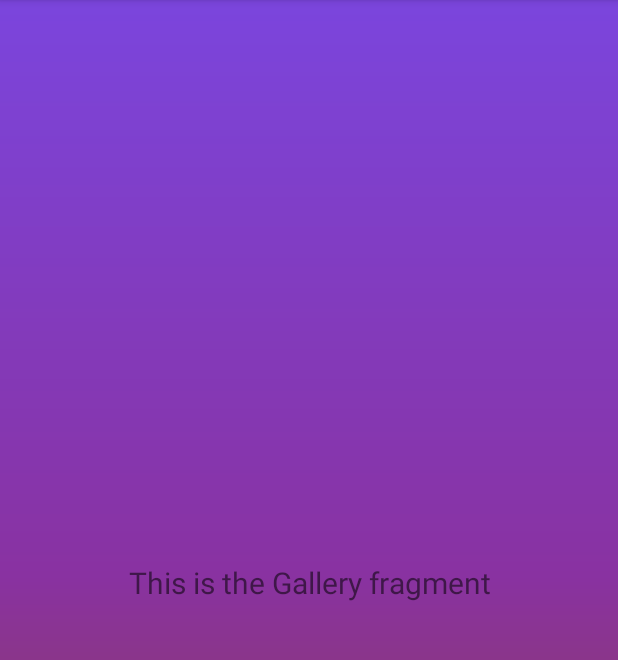
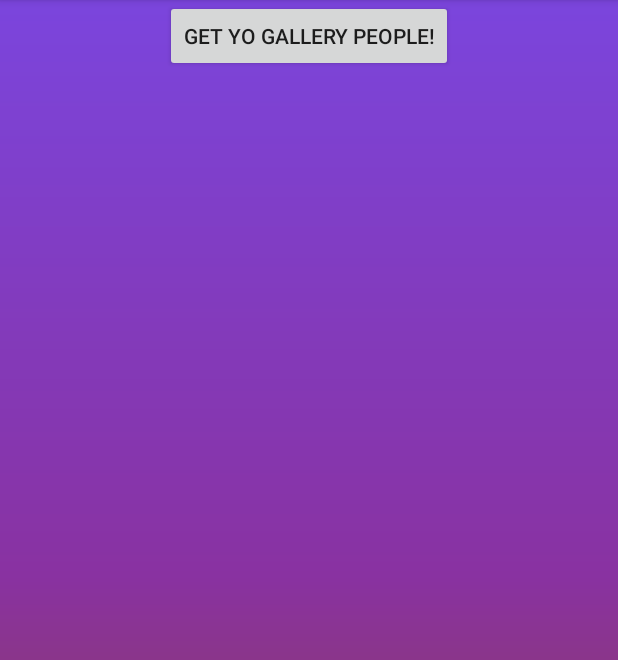
Before and after one commit to picme-gallery/picme-gallery, an Android app: the fragment GalleryFragment shown on its own in the app's theme, on a phone screen of 412 x 824 dp, the part 84-744 px from its top. Run offline under Robolectric (Android 15) with nearby library versions, the phone set to English and light mode, and no system bars; pictures from the network do not load.

Commit message:
Added an image view to show our gallery

```diff
--- a/app/src/main/AndroidManifest.xml
+++ b/app/src/main/AndroidManifest.xml
@@ -3,7 +3,6 @@
   package="edu.cnm.deepdive.picmegallery">
 
   <uses-permission android:name="android.permission.INTERNET"/>
-  <uses-permission android:name="android.permission.CAMERA"/>
   <uses-permission android:name="android.permission.WRITE_EXTERNAL_STORAGE"/>
 
 
--- a/app/src/main/java/edu/cnm/deepdive/picmegallery/controller/ui/gallery/GalleryFragment.java
+++ b/app/src/main/java/edu/cnm/deepdive/picmegallery/controller/ui/gallery/GalleryFragment.java
@@ -1,34 +1,96 @@
 package edu.cnm.deepdive.picmegallery.controller.ui.gallery;
 
+import static android.app.Activity.RESULT_OK;
+
+import android.Manifest;
+import android.content.Intent;
+import android.content.pm.PackageManager;
+import android.graphics.Bitmap;
+import android.net.Uri;
 import android.os.Bundle;
+import android.provider.MediaStore;
 import android.view.LayoutInflater;
 import android.view.View;
 import android.view.ViewGroup;
-import android.widget.TextView;
+import android.widget.ImageView;
 import androidx.annotation.NonNull;
 import androidx.annotation.Nullable;
+import androidx.core.app.ActivityCompat;
+import androidx.core.content.ContextCompat;
 import androidx.fragment.app.Fragment;
-import androidx.lifecycle.Observer;
-
 import androidx.lifecycle.ViewModelProvider;
 import edu.cnm.deepdive.picmegallery.R;
+import java.io.IOException;
+import java.util.Objects;
 
 public class GalleryFragment extends Fragment {
 
   private GalleryViewModel galleryViewModel;
+  ImageView mImageview;
 
+
+  @Nullable
+  @Override
   public View onCreateView(@NonNull LayoutInflater inflater,
-      ViewGroup container, Bundle savedInstanceState) {
-    galleryViewModel =
-        new ViewModelProvider(this).get(GalleryViewModel.class);
+      @Nullable ViewGroup container, @Nullable Bundle savedInstanceState) {
+    galleryViewModel = new ViewModelProvider(this).get(GalleryViewModel.class);
     View root = inflater.inflate(R.layout.fragment_gallery, container, false);
-    final TextView textView = root.findViewById(R.id.nav_gallery);
-    galleryViewModel.getText().observe(getViewLifecycleOwner(), new Observer<String>() {
+    mImageview = (ImageView) root.findViewById(R.id.image_view_gal);
+
+    root.findViewById(R.id.button_get_gal).setOnClickListener(new View.OnClickListener() {
       @Override
-      public void onChanged(@Nullable String s) {
-        textView.setText(s);
+      public void onClick(View view) {
+  Intent cameraIntent = new Intent(Intent.ACTION_PICK, MediaStore.Images.Media.EXTERNAL_CONTENT_URI);
+        int permissionCheck = ContextCompat.checkSelfPermission(
+            Objects.requireNonNull(getActivity()),
+            Manifest.permission.READ_EXTERNAL_STORAGE);
+
+        if (permissionCheck == PackageManager.PERMISSION_GRANTED) {
+          startGallery();
+        } else {
+          ActivityCompat.requestPermissions(getActivity(),
+              new String[]{Manifest.permission.READ_EXTERNAL_STORAGE},
+              2000);
+        }
       }
     });
+
+
     return root;
   }
+
+
+  private void startGallery() {
+    Intent cameraIntent = new Intent(Intent.ACTION_GET_CONTENT);
+    cameraIntent.setType("image/*");
+    if (cameraIntent.resolveActivity(getActivity().getPackageManager()) != null) {
+      startActivityForResult(cameraIntent, 1000);
+    }
+  }
+
+  @Override
+  public void onActivityResult(int requestCode, int resultCode, Intent data) {
+    //super method removed
+    if(resultCode == RESULT_OK) {
+      if(requestCode == 1000){
+        Uri returnUri = data.getData();
+        Bitmap bitmapImage = null;
+        try {
+          bitmapImage = MediaStore.Images.Media.getBitmap(getActivity().getContentResolver(), returnUri);
+        } catch (IOException e) {
+          e.printStackTrace();
+        }
+        mImageview.setImageBitmap(bitmapImage);
+      }
+    }
+    //Uri returnUri;
+    //returnUri = data.getData();
+
+//    Glide.with(this)
+//        .load(returnUri)
+//        .override(1280, 1280)
+//        .centerCrop()
+//        .crossFade()
+//        .into(mImageview);
+  }
 }
--- a/app/src/main/res/layout/fragment_gallery.xml
+++ b/app/src/main/res/layout/fragment_gallery.xml
@@ -8,17 +8,23 @@
   android:background="@drawable/background_fill"
   tools:context=".controller.ui.gallery.GalleryFragment">
 
-  <TextView
-    android:id="@+id/nav_gallery"
-    android:layout_width="match_parent"
+
+  <Button
+    android:id="@+id/button_get_gal"
+    android:layout_width="wrap_content"
     android:layout_height="wrap_content"
-    android:layout_marginTop="8dp"
-    android:layout_marginStart="8dp"
-    android:layout_marginEnd="8dp"
-    android:textAlignment="center"
-    android:textSize="20sp"
-    app:layout_constraintBottom_toBottomOf="parent"
+    android:text="@string/gallery_info"
     app:layout_constraintEnd_toEndOf="parent"
     app:layout_constraintStart_toStartOf="parent"
     app:layout_constraintTop_toTopOf="parent"/>
+  <ImageView
+    android:id="@+id/image_view_gal"
+    android:layout_width="wrap_content"
+    android:layout_height="wrap_content"
+    android:layout_margin="8dp"
+    app:layout_constraintEnd_toEndOf="parent"
+    app:layout_constraintStart_toStartOf="parent"
+    app:layout_constraintTop_toBottomOf="@+id/button_get_gal"
+    tools:src="@tools:sample/backgrounds/scenic"
+    android:contentDescription="This should hold a gallery"/>
 </androidx.constraintlayout.widget.ConstraintLayout>
--- a/app/src/main/res/values/strings.xml
+++ b/app/src/main/res/values/strings.xml
@@ -15,4 +15,5 @@
   <string name="event_description_hint">event description</string>
   <string name="event_name_hint">event name</string>
   <string name="take_picture_button">Take Picture</string>
+  <string name="gallery_info">Get yo gallery people!</string>
 </resources>
```
